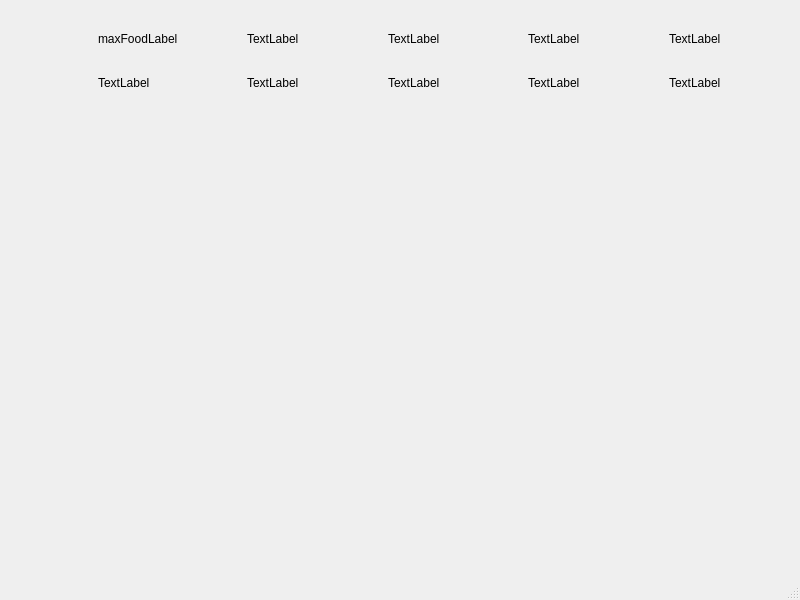
Above: mainwindow.ui from Xyan-Banan/polytech-Tamagochi before the change. Below: the same form after it.
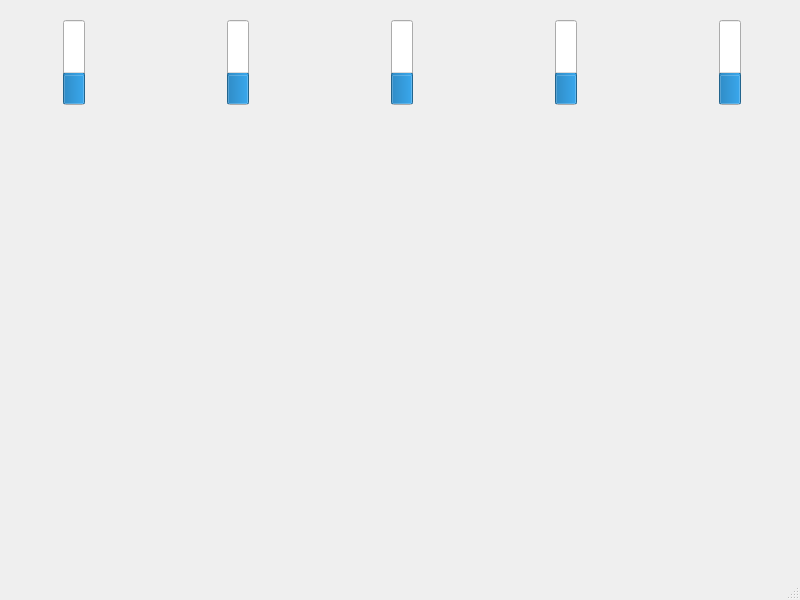
That is the form after the change. Icons and pictures are not drawn.

Commit message: change status labels to progress bars

Patch:
```diff
--- a/mainwindow.ui
+++ b/mainwindow.ui
@@ -45,26 +45,12 @@
       <x>50</x>
       <y>20</y>
       <width>691</width>
-      <height>81</height>
+      <height>91</height>
      </rect>
     </property>
     <layout class="QHBoxLayout" name="horizontalLayout">
      <item>
       <layout class="QGridLayout" name="gridLayout_3">
-       <item row="0" column="1">
-        <widget class="QLabel" name="maxFoodLabel">
-         <property name="text">
-          <string>maxFoodLabel</string>
-         </property>
-        </widget>
-       </item>
-       <item row="1" column="1">
-        <widget class="QLabel" name="curFoodLabel">
-         <property name="text">
-          <string>TextLabel</string>
-         </property>
-        </widget>
-       </item>
        <item row="0" column="0" rowspan="2">
         <widget class="QLabel" name="label_9">
          <property name="maximumSize">
@@ -84,6 +70,22 @@
          </property>
         </widget>
        </item>
+       <item row="0" column="1">
+        <widget class="QProgressBar" name="foodProgressBar">
+         <property name="maximum">
+          <number>100</number>
+         </property>
+         <property name="value">
+          <number>33</number>
+         </property>
+         <property name="textVisible">
+          <bool>false</bool>
+         </property>
+         <property name="orientation">
+          <enum>Qt::Vertical</enum>
+         </property>
+        </widget>
+       </item>
       </layout>
      </item>
      <item>
@@ -91,17 +93,16 @@
        <property name="orientation">
         <enum>Qt::Horizontal</enum>
        </property>
+       <property name="sizeHint" stdset="0">
+        <size>
+         <width>0</width>
+         <height>0</height>
+        </size>
+       </property>
       </spacer>
      </item>
      <item>
       <layout class="QGridLayout" name="gridLayout_2">
-       <item row="0" column="1">
-        <widget class="QLabel" name="maxSleepLabel">
-         <property name="text">
-          <string>TextLabel</string>
-         </property>
-        </widget>
-       </item>
        <item row="0" column="0" rowspan="2">
         <widget class="QLabel" name="label_6">
          <property name="maximumSize">
@@ -121,10 +122,19 @@
          </property>
         </widget>
        </item>
-       <item row="1" column="1">
-        <widget class="QLabel" name="curSleepLabel">
-         <property name="text">
-          <string>TextLabel</string>
+       <item row="0" column="1">
+        <widget class="QProgressBar" name="sleepProgressBar">
+         <property name="maximum">
+          <number>100</number>
+         </property>
+         <property name="value">
+          <number>33</number>
+         </property>
+         <property name="textVisible">
+          <bool>false</bool>
+         </property>
+         <property name="orientation">
+          <enum>Qt::Vertical</enum>
          </property>
         </widget>
        </item>
@@ -135,21 +145,29 @@
        <property name="orientation">
         <enum>Qt::Horizontal</enum>
        </property>
+       <property name="sizeHint" stdset="0">
+        <size>
+         <width>0</width>
+         <height>0</height>
+        </size>
+       </property>
       </spacer>
      </item>
      <item>
       <layout class="QGridLayout" name="gridLayout_4">
        <item row="0" column="1">
-        <widget class="QLabel" name="maxMoodLabel">
-         <property name="text">
-          <string>TextLabel</string>
+        <widget class="QProgressBar" name="moodProgressBar">
+         <property name="maximum">
+          <number>100</number>
          </property>
-        </widget>
-       </item>
-       <item row="1" column="1">
-        <widget class="QLabel" name="curMoodLabel">
-         <property name="text">
-          <string>TextLabel</string>
+         <property name="value">
+          <number>33</number>
+         </property>
+         <property name="textVisible">
+          <bool>false</bool>
+         </property>
+         <property name="orientation">
+          <enum>Qt::Vertical</enum>
          </property>
         </widget>
        </item>
@@ -179,24 +197,16 @@
        <property name="orientation">
         <enum>Qt::Horizontal</enum>
        </property>
+       <property name="sizeHint" stdset="0">
+        <size>
+         <width>0</width>
+         <height>0</height>
+        </size>
+       </property>
       </spacer>
      </item>
      <item>
       <layout class="QGridLayout" name="gridLayout_5">
-       <item row="0" column="1">
-        <widget class="QLabel" name="maxClearLabel">
-         <property name="text">
-          <string>TextLabel</string>
-         </property>
-        </widget>
-       </item>
-       <item row="1" column="1">
-        <widget class="QLabel" name="curClearLabel">
-         <property name="text">
-          <string>TextLabel</string>
-         </property>
-        </widget>
-       </item>
        <item row="0" column="0" rowspan="2">
         <widget class="QLabel" name="label_15">
          <property name="maximumSize">
@@ -216,6 +226,22 @@
          </property>
         </widget>
        </item>
+       <item row="0" column="1">
+        <widget class="QProgressBar" name="clearProgressBar">
+         <property name="maximum">
+          <number>100</number>
+         </property>
+         <property name="value">
+          <number>33</number>
+         </property>
+         <property name="textVisible">
+          <bool>false</bool>
+         </property>
+         <property name="orientation">
+          <enum>Qt::Vertical</enum>
+         </property>
+        </widget>
+       </item>
       </layout>
      </item>
      <item>
@@ -223,24 +249,16 @@
        <property name="orientation">
         <enum>Qt::Horizontal</enum>
        </property>
+       <property name="sizeHint" stdset="0">
+        <size>
+         <width>0</width>
+         <height>0</height>
+        </size>
+       </property>
       </spacer>
      </item>
      <item>
       <layout class="QGridLayout" name="gridLayout">
-       <item row="0" column="1">
-        <widget class="QLabel" name="maxHealthLabel">
-         <property name="text">
-          <string>TextLabel</string>
-         </property>
-        </widget>
-       </item>
-       <item row="1" column="1">
-        <widget class="QLabel" name="curHealthLabel">
-         <property name="text">
-          <string>TextLabel</string>
-         </property>
-        </widget>
-       </item>
        <item row="0" column="0" rowspan="2">
         <widget class="QLabel" name="label_2">
          <property name="maximumSize">
@@ -260,6 +278,22 @@
          </property>
         </widget>
        </item>
+       <item row="0" column="1">
+        <widget class="QProgressBar" name="healthProgressBar">
+         <property name="maximum">
+          <number>100</number>
+         </property>
+         <property name="value">
+          <number>33</number>
+         </property>
+         <property name="textVisible">
+          <bool>false</bool>
+         </property>
+         <property name="orientation">
+          <enum>Qt::Vertical</enum>
+         </property>
+        </widget>
+       </item>
       </layout>
      </item>
     </layout>
```
The commit also changes 6 other files.
